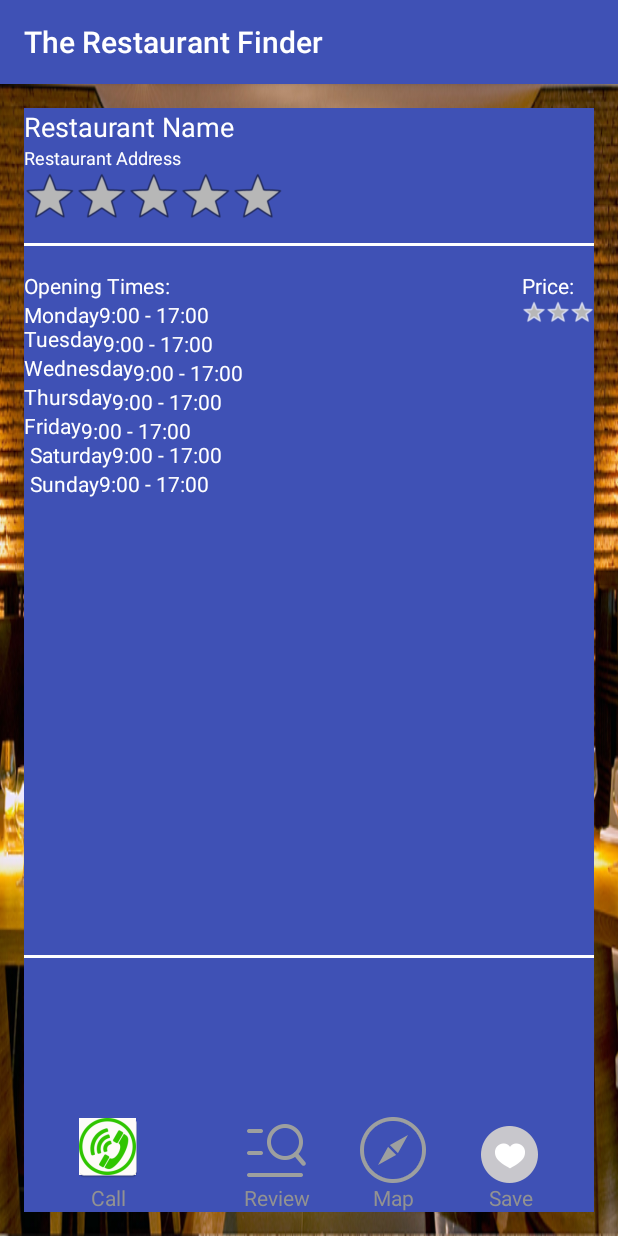
After one commit to CSC3054-Group/GroupProject, an Android app: the RestaurantDetails screen opened directly, with no data from a screen before it, on a phone screen of 412 x 824 dp. The commit adds this screen. Run offline under Robolectric (Android 15) with nearby library versions, the phone set to English and light mode, and no system bars.

Commit message:
Added two activities. One for a selected restaurant and the other for the user's homescreen. Selected restaurant screen design is complete

```diff
--- a/app/src/main/AndroidManifest.xml
+++ b/app/src/main/AndroidManifest.xml
@@ -16,7 +16,9 @@
             </intent-filter>
         </activity>
         <activity android:name=".activity.MainActivity" />
-        <activity android:name=".activity.Register"></activity>
+        <activity android:name=".activity.Register" />
+        <activity android:name=".RestaurantDetails" />
+        <activity android:name=".UserHome"></activity>
     </application>
 
 </manifest>
--- /dev/null
+++ b/app/src/main/java/com/groupwork/RestaurantDetails.java
@@ -0,0 +1,13 @@
+package com.groupwork;
+
+import android.support.v7.app.AppCompatActivity;
+import android.os.Bundle;
+
+public class RestaurantDetails extends AppCompatActivity {
+
+    @Override
+    protected void onCreate(Bundle savedInstanceState) {
+        super.onCreate(savedInstanceState);
+        setContentView(R.layout.activity_restaurant_details);
+    }
+}
--- /dev/null
+++ b/app/src/main/java/com/groupwork/UserHome.java
@@ -0,0 +1,13 @@
+package com.groupwork;
+
+import android.support.v7.app.AppCompatActivity;
+import android.os.Bundle;
+
+public class UserHome extends AppCompatActivity {
+
+    @Override
+    protected void onCreate(Bundle savedInstanceState) {
+        super.onCreate(savedInstanceState);
+        setContentView(R.layout.activity_user_home);
+    }
+}
--- /dev/null
+++ b/app/src/main/res/drawable/objectshape.xml
@@ -0,0 +1,9 @@
+<?xml version="1.0" encoding="utf-8"?>
+<selector xmlns:android="http://schemas.android.com/apk/res/android">
+    <shape xmlns:android="http://schemas.android.com/apk/res/android">
+
+        <corners android:radius="10dp"/>
+        <solid android:color="@color/colorPrimary"/>
+
+    </shape>
+</selector>
--- /dev/null
+++ b/app/src/main/res/layout/activity_restaurant_details.xml
@@ -0,0 +1,283 @@
+<?xml version="1.0" encoding="utf-8"?>
+<RelativeLayout xmlns:android="http://schemas.android.com/apk/res/android"
+    xmlns:app="http://schemas.android.com/apk/res-auto"
+    xmlns:tools="http://schemas.android.com/tools"
+    android:id="@+id/activity_restaurant_details"
+    android:layout_width="match_parent"
+    android:layout_height="match_parent"
+    android:paddingBottom="@dimen/activity_vertical_margin"
+    android:paddingLeft="@dimen/activity_horizontal_margin"
+    android:paddingRight="@dimen/activity_horizontal_margin"
+    android:paddingTop="@dimen/activity_vertical_margin"
+    android:background="@drawable/rest"
+    tools:context="com.groupwork.RestaurantDetails">
+
+    <View
+        android:layout_width="fill_parent"
+        android:layout_height="match_parent"
+        android:radius="10dp"
+        android:layout_alignParentTop="true"
+        android:layout_alignParentStart="true"
+        android:background="@color/colorPrimary" />
+
+    <TextView
+        android:text="Restaurant Name"
+        android:layout_width="wrap_content"
+        android:layout_height="wrap_content"
+        android:layout_alignParentTop="true"
+        android:layout_alignParentStart="true"
+        android:id="@+id/txtRestaurantName"
+        android:textSize="18sp"
+        android:textColor="@android:color/background_light"
+       />
+
+    <RatingBar
+        android:layout_width="wrap_content"
+        android:layout_height="wrap_content"
+        android:id="@+id/ratingOverall"
+        style="@android:style/Widget.Holo.Light.RatingBar.Indicator"
+        android:numStars="5"
+        android:layout_below="@+id/txtrestaurantaddress"
+        android:layout_alignParentStart="true" />
+
+    <TextView
+        android:text="Restaurant Address"
+        android:layout_width="wrap_content"
+        android:layout_height="wrap_content"
+        android:id="@+id/txtrestaurantaddress"
+        android:textSize="12sp"
+        android:layout_below="@+id/txtRestaurantName"
+        android:layout_alignParentStart="true"
+        android:textColor="@android:color/background_light" />
+
+    <TextView
+        android:text="Opening Times:"
+        android:layout_width="wrap_content"
+        android:layout_height="wrap_content"
+        android:id="@+id/textView4"
+        android:textColor="@android:color/background_light"
+        android:layout_marginTop="32dp"
+        android:layout_below="@+id/ratingOverall"
+        android:layout_alignParentStart="true" />
+
+    <TextView
+        android:text="Price:"
+        android:layout_width="wrap_content"
+        android:layout_height="wrap_content"
+        android:layout_alignBottom="@+id/textView4"
+        android:layout_alignParentEnd="true"
+        android:id="@+id/textView5"
+        android:textColor="@android:color/background_light"
+        android:layout_alignStart="@+id/ratingPrice" />
+
+    <TextView
+        android:text="Monday"
+        android:layout_width="wrap_content"
+        android:layout_height="wrap_content"
+        android:layout_below="@+id/textView4"
+        android:layout_alignParentStart="true"
+        android:id="@+id/textView6"
+        android:textColor="@android:color/background_light"/>
+
+    <TextView
+        android:text="Tuesday"
+        android:layout_width="wrap_content"
+        android:layout_height="wrap_content"
+        android:layout_below="@+id/ratingPrice"
+        android:layout_alignParentStart="true"
+        android:id="@+id/textView7"
+        android:textColor="@android:color/background_light"/>
+
+    <TextView
+        android:text="Wednesday"
+        android:layout_width="wrap_content"
+        android:layout_height="wrap_content"
+        android:layout_below="@+id/textView7"
+        android:layout_alignParentStart="true"
+        android:id="@+id/textView8"
+        android:textColor="@android:color/background_light"/>
+
+    <TextView
+        android:text="Thursday"
+        android:layout_width="wrap_content"
+        android:layout_height="wrap_content"
+        android:layout_below="@+id/textView8"
+        android:layout_alignParentStart="true"
+        android:id="@+id/textView9"
+        android:textColor="@android:color/background_light"/>
+
+    <TextView
+        android:text="Friday"
+        android:layout_width="wrap_content"
+        android:layout_height="wrap_content"
+        android:layout_below="@+id/textView9"
+        android:layout_alignParentStart="true"
+        android:id="@+id/textView10"
+        android:textColor="@android:color/background_light"/>
+
+    <TextView
+        android:text="9:00 - 17:00"
+        android:layout_width="wrap_content"
+        android:layout_height="wrap_content"
+        android:layout_below="@+id/txtmondaytime"
+        android:layout_toEndOf="@+id/textView7"
+        android:id="@+id/txttuesdaytime"
+        android:textColor="@android:color/background_light"/>
+
+    <TextView
+        android:text="9:00 - 17:00"
+        android:layout_width="wrap_content"
+        android:layout_height="wrap_content"
+        android:layout_below="@+id/txttuesdaytime"
+        android:layout_toEndOf="@+id/textView8"
+        android:id="@+id/txtwednesdaytime"
+        android:textColor="@android:color/background_light"/>
+
+    <TextView
+        android:text="9:00 - 17:00"
+        android:layout_width="wrap_content"
+        android:layout_height="wrap_content"
+        android:layout_below="@+id/txtwednesdaytime"
+        android:layout_toEndOf="@+id/textView9"
+        android:id="@+id/txtthursdaytime"
+        android:textColor="@android:color/background_light"/>
+
+    <TextView
+        android:text="9:00 - 17:00"
+        android:layout_width="wrap_content"
+        android:layout_height="wrap_content"
+        android:layout_below="@+id/txtthursdaytime"
+        android:layout_toEndOf="@+id/textView10"
+        android:id="@+id/txtfridaytime"
+        android:textColor="@android:color/background_light"/>
+
+    <TextView
+        android:text="Sunday"
+        android:layout_width="wrap_content"
+        android:layout_height="wrap_content"
+        android:layout_below="@+id/textView16"
+        android:layout_alignStart="@+id/textView16"
+        android:id="@+id/textView17"
+        android:textColor="@android:color/background_light"/>
+
+    <TextView
+        android:text="9:00 - 17:00"
+        android:layout_width="wrap_content"
+        android:layout_height="wrap_content"
+        android:layout_below="@+id/textView16"
+        android:layout_toEndOf="@+id/textView17"
+        android:id="@+id/txtsuntime"
+        android:textColor="@android:color/background_light" />
+
+    <TextView
+        android:text="9:00 - 17:00"
+        android:layout_width="wrap_content"
+        android:layout_height="wrap_content"
+        android:id="@+id/txtmondaytime"
+        android:textColor="@android:color/background_light"
+        android:layout_alignBaseline="@+id/textView6"
+        android:layout_alignBottom="@+id/textView6"
+        android:layout_toEndOf="@+id/textView6" />
+
+    <View
+        android:layout_width="fill_parent"
+        android:layout_height="2dp"
+        android:radius="10dp"
+        android:background="@android:color/background_light"
+        android:scrollbarSize="2dp"
+        android:layout_marginTop="13dp"
+        android:layout_below="@+id/ratingOverall"
+        android:layout_alignParentStart="true" />
+
+    <View
+        android:layout_width="fill_parent"
+        android:layout_height="2dp"
+        android:radius="2dp"
+        android:background="@android:color/background_light"
+        android:layout_above="@+id/radio_group"
+        android:layout_alignParentStart="true"
+        android:layout_marginBottom="102dp" />
+
+    <TextView
+        android:text="Saturday"
+        android:layout_width="wrap_content"
+        android:layout_height="wrap_content"
+        android:id="@+id/textView16"
+        android:textColor="@android:color/background_light"
+        android:layout_below="@+id/textView10"
+        android:layout_toStartOf="@+id/txtthursdaytime" />
+
+    <TextView
+        android:text="9:00 - 17:00"
+        android:layout_width="wrap_content"
+        android:layout_height="wrap_content"
+        android:id="@+id/txtsattime"
+        android:textColor="@android:color/background_light"
+        android:layout_above="@+id/txtsuntime"
+        android:layout_toEndOf="@+id/textView16" />
+
+    <RatingBar
+        android:layout_width="wrap_content"
+        android:layout_height="wrap_content"
+        android:id="@+id/ratingPrice"
+        style="@android:style/Widget.Holo.RatingBar.Small"
+        android:numStars="3"
+        android:layout_below="@+id/textView5"
+        android:layout_alignParentEnd="true" />
+
+    <RadioGroup
+        android:id="@+id/radio_group"
+        android:layout_width="match_parent"
+        android:layout_height="wrap_content"
+        android:checkedButton="@+id/rButton_popular"
+        android:orientation="horizontal"
+        android:layout_alignParentBottom="true"
+        android:layout_alignParentStart="true">
+
+        <RadioButton
+            android:id="@+id/rButton_popular"
+            android:layout_width="0dp"
+            android:layout_height="wrap_content"
+            android:layout_weight="1"
+            android:button="@null"
+            android:checked="false"
+            android:drawableTop="@mipmap/ic_phone"
+            android:gravity="center"
+            android:text="@string/text_call"
+            android:textColor="#929292" />
+
+        <RadioButton
+            android:id="@+id/rButton_category"
+            android:layout_width="0dp"
+            android:layout_height="wrap_content"
+            android:layout_weight="1"
+            android:button="@null"
+            android:drawableTop="@drawable/slt_bg_category"
+            android:gravity="center"
+            android:text="@string/text_review"
+            android:textColor="@color/slt_btn_color" />
+
+        <RadioButton
+            android:id="@+id/rButton_location"
+            android:layout_width="wrap_content"
+            android:layout_height="wrap_content"
+            android:button="@null"
+            android:drawableTop="@drawable/slt_bg_location"
+            android:gravity="center"
+            android:text="@string/text_map"
+            android:textColor="@color/slt_btn_color" />
+
+        <RadioButton
+            android:id="@+id/rButton_user"
+            android:layout_width="0dp"
+            android:layout_height="wrap_content"
+            android:layout_weight="1"
+            android:button="@null"
+            android:drawableTop="@drawable/icon_favorite_batch_grey"
+            android:gravity="center"
+            android:text="@string/text_save"
+            android:textColor="@color/slt_btn_color" />
+    </RadioGroup>
+
+
+</RelativeLayout>
--- /dev/null
+++ b/app/src/main/res/layout/activity_user_home.xml
@@ -0,0 +1,13 @@
+<?xml version="1.0" encoding="utf-8"?>
+<RelativeLayout xmlns:android="http://schemas.android.com/apk/res/android"
+    xmlns:tools="http://schemas.android.com/tools"
+    android:id="@+id/activity_user_home"
+    android:layout_width="match_parent"
+    android:layout_height="match_parent"
+    android:paddingBottom="@dimen/activity_vertical_margin"
+    android:paddingLeft="@dimen/activity_horizontal_margin"
+    android:paddingRight="@dimen/activity_horizontal_margin"
+    android:paddingTop="@dimen/activity_vertical_margin"
+    tools:context="com.groupwork.UserHome">
+
+</RelativeLayout>
--- a/app/src/main/res/values/colors.xml
+++ b/app/src/main/res/values/colors.xml
@@ -1,6 +1,6 @@
 <?xml version="1.0" encoding="utf-8"?>
 <resources>
-    <color name="colorPrimary">#3F51B5</color>
+    <color name="colorPrimary">#3f51b5</color>
     <color name="colorPrimaryDark">#303F9F</color>
     <color name="colorAccent">#FF4081</color>
 </resources>
--- a/app/src/main/res/values/strings.xml
+++ b/app/src/main/res/values/strings.xml
@@ -4,4 +4,8 @@
     <string name="text_category">Category</string>
     <string name="text_location">Location</string>
     <string name="text_user">User</string>
+    <string name="text_call">Call</string>
+    <string name="text_map">Map</string>
+    <string name="text_review">Review</string>
+    <string name="text_save">Save</string>
 </resources>
```
Also changed, not shown: app/src/main/ic_phone-web.png (added), app/src/main/res/mipmap-hdpi/ic_phone.png (added), app/src/main/res/mipmap-mdpi/ic_phone.png (added), app/src/main/res/mipmap-xhdpi/ic_phone.png (added), app/src/main/res/mipmap-xxhdpi/ic_phone.png (added), app/src/main/res/mipmap-xxxhdpi/ic_phone.png (added).
